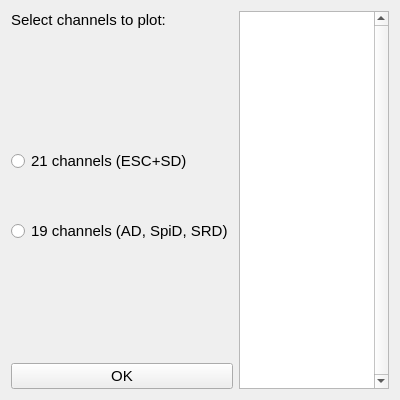
X-Augenstern/EAViz, file ui/select_signals_form.ui: the form before one commit.
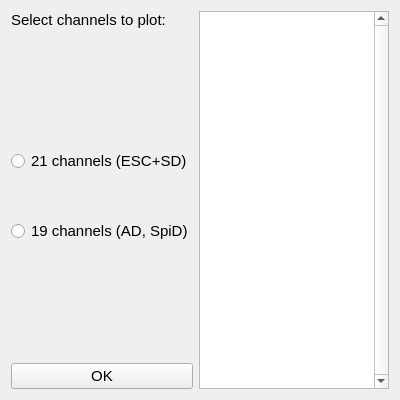
The form after the commit.

Diff of the .ui file:
```diff
--- a/ui/select_signals_form.ui
+++ b/ui/select_signals_form.ui
@@ -106,7 +106,7 @@
             </font>
            </property>
            <property name="text">
-            <string>19 channels (AD, SpiD, SRD)</string>
+            <string>19 channels (AD, SpiD)</string>
            </property>
           </widget>
          </item>
```
